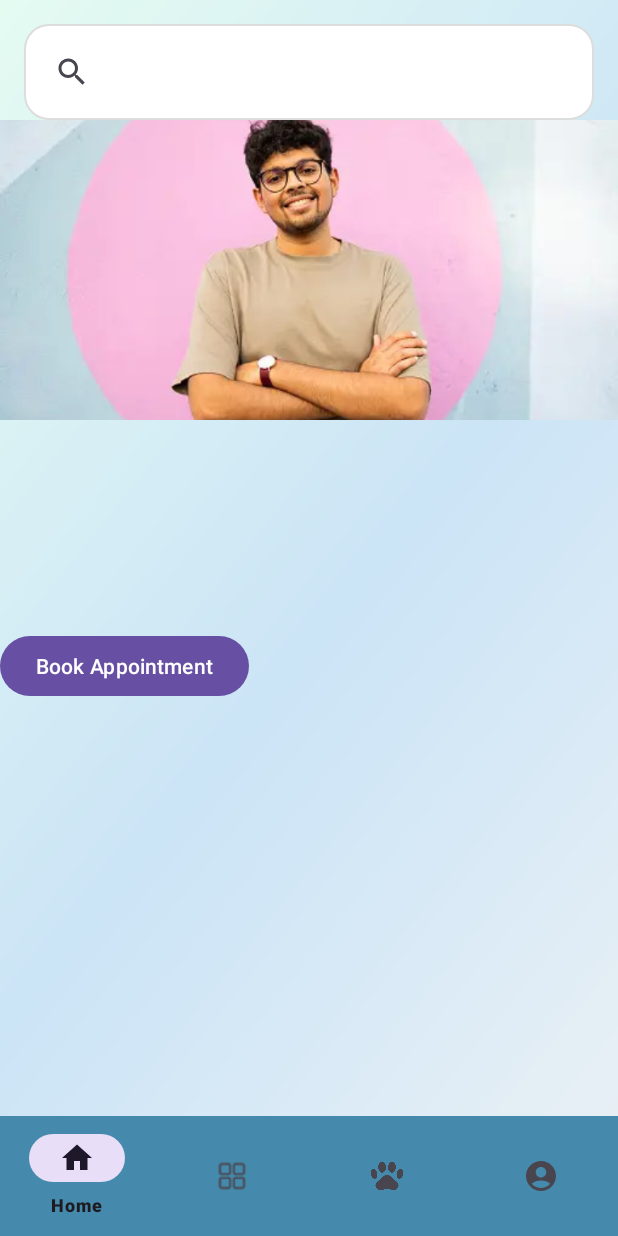
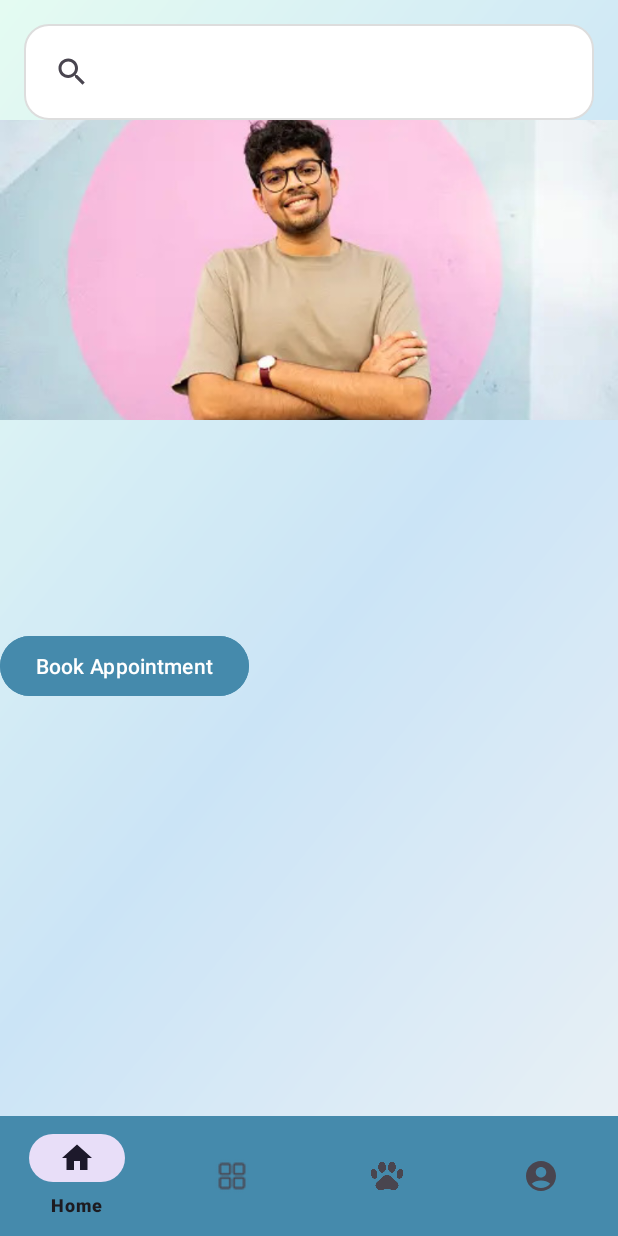
Before and after one commit to BhatVignesh/PawPal, an Android app: the fragment TraineeDetailFragment placed in its activity, on a phone screen of 412 x 824 dp. Run offline under Robolectric (Android 15) with nearby library versions, the phone set to English and light mode, and no system bars; our stand-ins replace Firebase (no records; nobody signed in at launch, a user with empty details on screens opened directly); libraries missing offline, so code that uses them is left out: com.denzcoskun.imageslider; 5 statements that could not run were skipped.

Commit message:
uniform color blue

```diff
--- a/app/src/main/res/layout/fragment_trainee_detail.xml
+++ b/app/src/main/res/layout/fragment_trainee_detail.xml
@@ -37,6 +37,7 @@
         android:layout_height="wrap_content"
         android:text="Book Appointment"
         android:layout_below="@id/textTraineeDetails"
+        android:backgroundTint="#458AAC"
         android:layout_marginTop="24dp" />
 
 </RelativeLayout>
```
